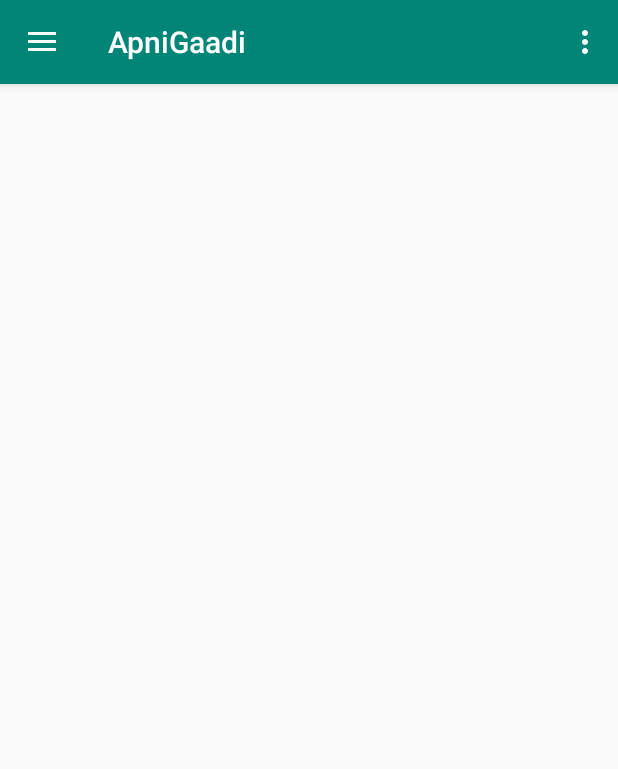
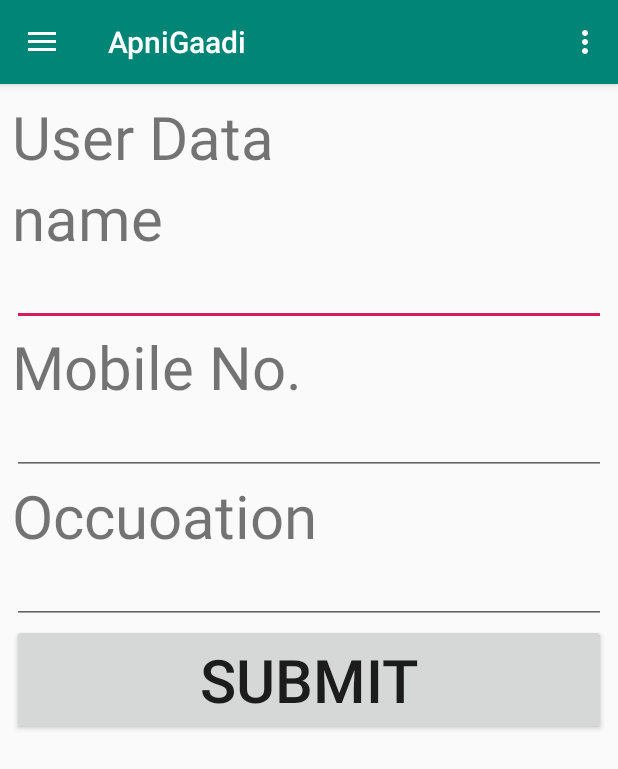
Before and after one commit to pratap47/BounceHackathon, an Android app: the screen it shows after launch (MainActivity), in the side drawer, after a tap on "Profile", on a phone screen of 412 x 824 dp. Shown: the top 769 px of the screen. Run offline under Robolectric (Android 15) with nearby library versions, the light colour scheme and no system bars; our stand-ins replace Volley; network calls fail.

Commit message:
User details

```diff
--- a/app/build.gradle
+++ b/app/build.gradle
@@ -1,4 +1,5 @@
 apply plugin: 'com.android.application'
+apply plugin: 'com.google.gms.google-services'
 
 android {
     compileSdkVersion 28
--- a/app/src/main/java/test/com/apnigaadi/MainActivity.java
+++ b/app/src/main/java/test/com/apnigaadi/MainActivity.java
@@ -17,6 +17,7 @@ import android.support.v7.app.AppCompatActivity;
 import android.support.v7.widget.Toolbar;
 import android.view.Menu;
 
+import test.com.apnigaadi.Vehicle_list.User_Data;
 import test.com.apnigaadi.Vehicle_list.WantCar;
 
 public class MainActivity extends AppCompatActivity
@@ -36,6 +37,18 @@ public class MainActivity extends AppCompatActivity
         drawer.addDrawerListener(toggle);
         toggle.syncState();
         navigationView.setNavigationItemSelectedListener(this);
+    }
+
+
+    public void uploadFragment(Fragment fragment) {
+        if(fragment !=null)
+        {
+            FragmentManager fragmentManager=getSupportFragmentManager();
+            FragmentTransaction ft=fragmentManager.beginTransaction();
+            ft.replace(R.id.fragment_Container,fragment);
+            ft.commit();
+        }
+
     }
 
     @Override
@@ -86,6 +99,7 @@ public class MainActivity extends AppCompatActivity
             fragment = new WantCar();
 
         } else if (id == R.id.profile) {
+            fragment = new User_Data();
 
         } else if (id == R.id.nav_share) {
 
@@ -98,14 +112,5 @@ public class MainActivity extends AppCompatActivity
         return true;
     }
 
-    private void uploadFragment(Fragment fragment) {
-    if(fragment !=null)
-    {
-        FragmentManager fragmentManager=getSupportFragmentManager();
-        FragmentTransaction ft=fragmentManager.beginTransaction();
-        ft.replace(R.id.fragment_Container,fragment);
-        ft.commit();
-    }
 
-    }
 }
--- a/app/src/main/java/test/com/apnigaadi/MyAdapter.java
+++ b/app/src/main/java/test/com/apnigaadi/MyAdapter.java
@@ -2,10 +2,15 @@ package test.com.apnigaadi;
 
 import android.content.Context;
 import android.support.annotation.NonNull;
+import android.support.v4.app.Fragment;
+import android.support.v4.app.FragmentManager;
+import android.support.v4.app.FragmentTransaction;
+import android.support.v7.app.AppCompatActivity;
 import android.support.v7.widget.RecyclerView;
 import android.view.LayoutInflater;
 import android.view.View;
 import android.view.ViewGroup;
+import android.widget.Button;
 import android.widget.TextView;
 
 
@@ -33,7 +38,24 @@ public class MyAdapter extends RecyclerView.Adapter<MyAdapter.Viewholder> {
          l = list.get(position);
          holder.txtModel.setText(l.getmModel());
          holder.txtBrand.setText(l.getmManufacturer());
+         holder.btnHost.setOnClickListener(new View.OnClickListener() {
+             @Override
+             public void onClick(View view) {
+//                 FragmentManager fragmentManager=getSupportFragmentManager();
+//
+////                 ShareFragment shareFragment=new ShareFragment();
+//                 FragmentTransaction ft=getFra.beginTransaction();
+//                 ft.replace(R.id.fragment_Container,fragment);
+//                 ft.commit();
+
+                 AppCompatActivity activity=(AppCompatActivity) view.getContext();
+                 Fragment fragment=new rentit();
+                 activity.getSupportFragmentManager().beginTransaction().replace(R.id.fragment_Container,fragment).addToBackStack(null).commit();
+             }
+
+         });
     }
+
     @Override
     public int getItemCount()
     {
@@ -44,11 +66,13 @@ public class MyAdapter extends RecyclerView.Adapter<MyAdapter.Viewholder> {
     public class Viewholder extends RecyclerView.ViewHolder{
         public TextView txtBrand;
         public TextView txtModel ;
+        public Button btnHost ;
 
         public Viewholder(final View itemView) {
             super(itemView);
            txtBrand = itemView.findViewById(R.id.txtBrand);
            txtModel = itemView.findViewById(R.id.txtModel);
+           btnHost = itemView.findViewById(R.id.btnHost);
         }
     }
 }
--- /dev/null
+++ b/app/src/main/java/test/com/apnigaadi/Vehicle_list/UserData.java
@@ -0,0 +1,25 @@
+package test.com.apnigaadi.Vehicle_list;
+
+import org.json.JSONArray;
+import org.json.JSONException;
+import org.json.JSONObject;
+
+public class UserData {
+    JSONObject jsonObject;
+    JSONArray jsonArray;
+    public UserData(String name, String phone, String occupation) {
+        jsonObject=new JSONObject();
+        jsonArray= new JSONArray();
+        try {
+            jsonObject.put("name",name);
+            jsonObject.put("email",phone);
+            jsonObject.put("occupation",occupation);
+        } catch (JSONException e) {
+            e.printStackTrace();
+        }
+    }
+
+    public JSONObject getJsonObject() {
+        return jsonObject;
+    }
+}
--- /dev/null
+++ b/app/src/main/java/test/com/apnigaadi/Vehicle_list/User_Data.java
@@ -0,0 +1,82 @@
+package test.com.apnigaadi.Vehicle_list;
+
+import android.content.SharedPreferences;
+import android.os.Bundle;
+import android.service.autofill.UserData;
+import android.support.v4.app.Fragment;
+import android.view.LayoutInflater;
+import android.view.View;
+import android.view.ViewGroup;
+import android.widget.Button;
+import android.widget.EditText;
+
+import com.android.volley.Request;
+import com.android.volley.RequestQueue;
+import com.android.volley.Response;
+import com.android.volley.VolleyError;
+import com.android.volley.toolbox.JsonObjectRequest;
+import com.android.volley.toolbox.Volley;
+
+import org.json.JSONException;
+import org.json.JSONObject;
+
+import test.com.apnigaadi.R;
+
+import static android.content.Context.MODE_PRIVATE;
+
+
+public class User_Data extends Fragment {
+    EditText edtName,edtPhoneNo, edtOccupation;
+    Button btnSubmit;
+    RequestQueue requestQueue;
+    public User_Data() {
+        // Required empty public constructor
+    }
+
+
+    @Override
+    public View onCreateView(LayoutInflater inflater, ViewGroup container,
+                             Bundle savedInstanceState) {
+        View w = inflater.inflate(R.layout.fragment_user__data, container, false);
+        requestQueue = Volley.newRequestQueue(getActivity());
+
+        edtName =w.findViewById(R.id.edtName);
+        edtOccupation=w.findViewById(R.id.edtOccupation);
+        edtPhoneNo=w.findViewById(R.id.edtPhoneNo);
+
+        btnSubmit = w.findViewById(R.id.btnSubmit);
+        btnSubmit.setOnClickListener(new View.OnClickListener() {
+            @Override
+            public void onClick(View view) {
+                String name,phone,occupation;
+                name = edtName.getText().toString();
+                phone = edtPhoneNo.getText().toString();
+                occupation=edtOccupation.getText().toString();
+
+                test.com.apnigaadi.Vehicle_list.UserData user = new test.com.apnigaadi.Vehicle_list.UserData(name,phone,occupation);
+                // System.out.println(user.getJsonObject());
+
+                JsonObjectRequest jsonObjectRequest = new JsonObjectRequest(Request.Method.POST, "https://bounce-hack.herokuapp.com/api/users", user.getJsonObject(), new Response.Listener<JSONObject>() {
+                    @Override
+                    public void onResponse(JSONObject response) {
+                        try {
+                            String uid = response.getString("_id");
+                            SharedPreferences.Editor editor = getActivity().getSharedPreferences("mypref", MODE_PRIVATE).edit();
+                            editor.putString("id",uid);
+                            editor.apply();
+                        } catch (JSONException e) {
+                            e.printStackTrace();
+                        }
+                    }
+                }, new Response.ErrorListener() {
+                    @Override
+                    public void onErrorResponse(VolleyError error) {
+                        System.out.println();
+                    }
+                });
+                requestQueue.add(jsonObjectRequest);
+            }
+        });
+        return w;
+    }
+}
--- a/app/src/main/res/layout/adaptor.xml
+++ b/app/src/main/res/layout/adaptor.xml
@@ -19,6 +19,11 @@
                 android:layout_width="match_parent"
                 android:layout_height="wrap_content"
                 android:id="@+id/txtModel"/>
+            <Button
+                android:layout_width="wrap_content"
+                android:layout_height="wrap_content"
+                android:text="Host"
+                android:id="@+id/btnHost"/>
 
         </LinearLayout>
 
--- /dev/null
+++ b/app/src/main/res/layout/fragment_user__data.xml
@@ -0,0 +1,59 @@
+<?xml version="1.0" encoding="utf-8"?>
+<RelativeLayout xmlns:android="http://schemas.android.com/apk/res/android"
+    xmlns:tools="http://schemas.android.com/tools"
+    android:layout_width="match_parent"
+    android:layout_height="match_parent"
+    tools:context=".Vehicle_list.User_Data">
+
+    <!-- TODO: Update blank fragment layout -->
+    <LinearLayout
+        android:layout_width="match_parent"
+        android:layout_height="match_parent"
+        android:orientation="vertical">
+        <TextView
+            android:layout_width="wrap_content"
+            android:layout_height="wrap_content"
+            android:text="User Data"
+            android:textSize="40dp"
+            />
+        <TextView
+            android:layout_width="wrap_content"
+            android:layout_height="wrap_content"
+            android:text="name"
+            android:textSize="40dp"
+            />
+
+        <EditText
+            android:layout_width="match_parent"
+            android:layout_height="wrap_content"
+            android:id="@+id/edtName" />
+        <TextView
+            android:layout_width="wrap_content"
+            android:layout_height="wrap_content"
+            android:text="Mobile No."
+            android:textSize="40dp"
+            />
+
+        <EditText
+            android:layout_width="match_parent"
+            android:layout_height="wrap_content"
+            android:id="@+id/edtPhoneNo" />
+        <TextView
+            android:layout_width="wrap_content"
+            android:layout_height="wrap_content"
+            android:text="Occuoation"
+            android:textSize="40dp"/>
+
+        <EditText
+            android:layout_width="match_parent"
+            android:layout_height="wrap_content"
+            android:id="@+id/edtOccupation" />
+        <Button
+            android:layout_width="match_parent"
+            android:layout_height="wrap_content"
+            android:text="Submit"
+            android:id="@+id/btnSubmit"
+            android:textSize="40dp"/>
+    </LinearLayout>
+
+</RelativeLayout>
--- a/app/src/main/res/layout/rentit.xml
+++ b/app/src/main/res/layout/rentit.xml
@@ -17,7 +17,6 @@
         android:layout_marginBottom="640dp"
         android:text="Please Upload Car Image"
         android:textAlignment="center"
-        android:textColor="@color/purple"
         android:textSize="20sp" />
 
     <ProgressBar
--- a/app/src/main/res/values/colors.xml
+++ b/app/src/main/res/values/colors.xml
@@ -3,4 +3,5 @@
     <color name="colorPrimary">#008577</color>
     <color name="colorPrimaryDark">#00574B</color>
     <color name="colorAccent">#D81B60</color>
+    <color name="purple"></color>
 </resources>
--- a/build.gradle
+++ b/build.gradle
@@ -8,6 +8,7 @@ buildscript {
     }
     dependencies {
         classpath 'com.android.tools.build:gradle:3.4.0'
+        classpath 'com.google.gms:google-services:4.2.0'
 
         // NOTE: Do not place your application dependencies here; they belong
         // in the individual module build.gradle files
```
Also changed, not shown: 1 other file.
